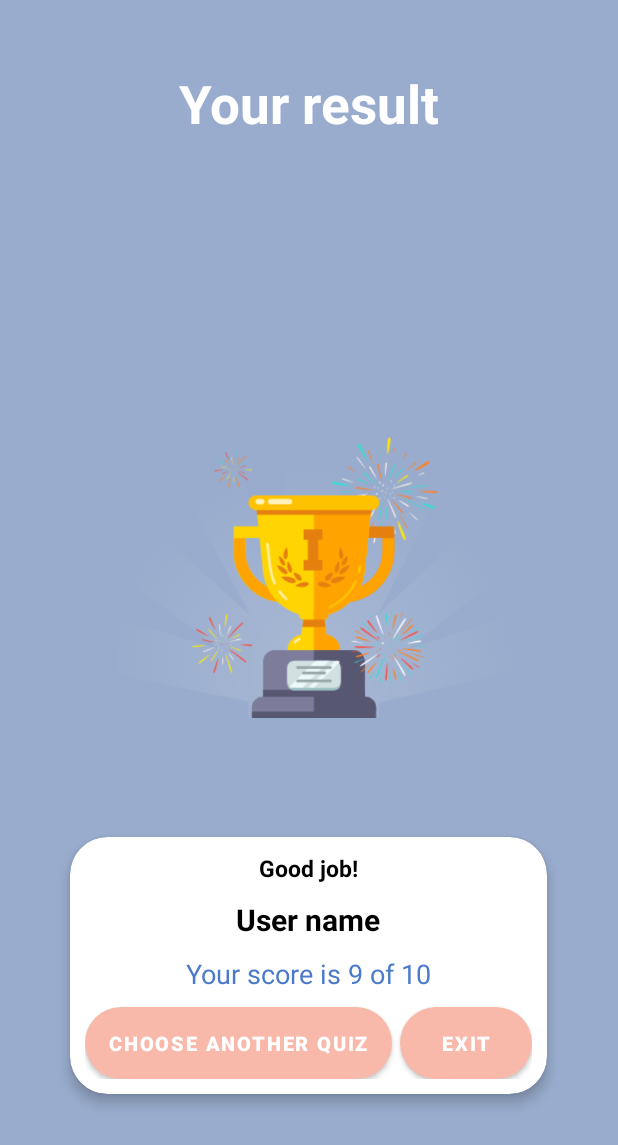
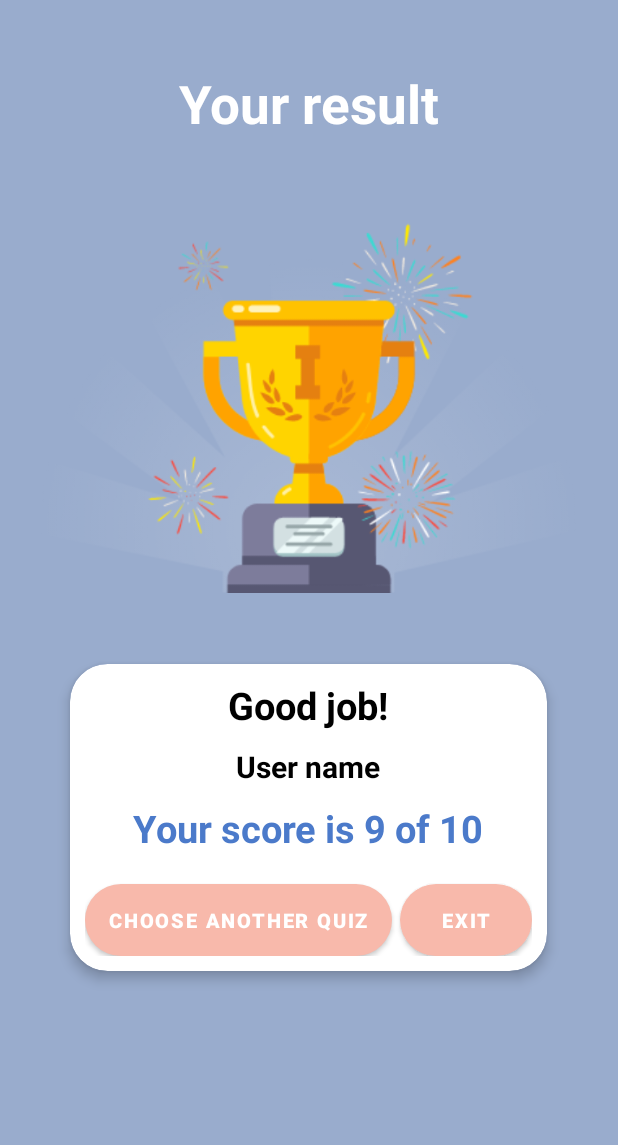
Before and after one commit to KoloskovaMariia/OurQuizApp, an Android app: the ResultActivity screen opened directly, with no data from a screen before it, on a phone screen of 412 x 824 dp. Shown: the top 1145 px of the screen. Run offline under Robolectric (Android 15) with nearby library versions, the phone set to English and light mode, and no system bars.

Commit message:
adding some things

```diff
--- a/app/src/main/AndroidManifest.xml
+++ b/app/src/main/AndroidManifest.xml
@@ -9,6 +9,9 @@
         android:roundIcon="@mipmap/ic_launcher_round"
         android:supportsRtl="true"
         android:theme="@style/NoActionBarTheme">
+        <activity
+            android:name=".ChooseActivity"
+            android:exported="false" />
         <activity
             android:name=".SelectActivity"
             android:exported="false" />
--- a/app/src/main/java/com/example/ourquizapp/Question.kt
+++ b/app/src/main/java/com/example/ourquizapp/Question.kt
@@ -2,7 +2,8 @@ package com.example.ourquizapp
 
 data class Question (val id : Int,
                      val question: String,
-                     val image: Int,
+                     val imageQ: Int,
+                     val imageA: Int,
                      val firstOption: String,
                      val secondOption: String,
                      val thirdOption: String,
--- a/app/src/main/java/com/example/ourquizapp/ResultActivity.kt
+++ b/app/src/main/java/com/example/ourquizapp/ResultActivity.kt
@@ -1,5 +1,6 @@
 package com.example.ourquizapp
 
+import android.content.Intent
 import androidx.appcompat.app.AppCompatActivity
 import android.os.Bundle
 import com.example.ourquizapp.databinding.ActivityQuestionBinding
@@ -14,5 +15,6 @@ class ResultActivity : AppCompatActivity() {
 
         binding = ActivityResultBinding.inflate(layoutInflater)
         setContentView(binding.root)
+
     }
 }
--- a/app/src/main/res/drawable/correct_option_border_bg.xml
+++ b/app/src/main/res/drawable/correct_option_border_bg.xml
@@ -2,8 +2,6 @@
 <shape xmlns:tools="http://schemas.android.com/tools"
     xmlns:android="http://schemas.android.com/apk/res/android"
     android:shape="rectangle">
-
     <solid android:color = "@color/green" />
-
     <corners android:radius = "30dp"/>
 </shape>
--- a/app/src/main/res/layout/activity_result.xml
+++ b/app/src/main/res/layout/activity_result.xml
@@ -23,7 +23,7 @@
     <ImageView
         android:id="@+id/iv_trophy"
         android:layout_width="wrap_content"
-        android:layout_height="wrap_content"
+        android:layout_height="350dp"
         android:contentDescription="image"
         android:src="@drawable/ic_trophy"/>
 
@@ -49,7 +49,7 @@
                 android:layout_height="wrap_content"
                 android:text="Good job!"
                 android:textColor="@color/black"
-                android:textSize="15sp"
+                android:textSize="25sp"
                 android:textStyle="bold"
                 android:gravity="center"
                 />
@@ -72,9 +72,9 @@
                 android:layout_height="wrap_content"
                 android:layout_marginTop="10dp"
                 android:textColor="@color/DarkerSkyBlue"
-                android:textSize="18sp"
+                android:textSize="25sp"
                 android:text="Your score is 9 of 10"
-                android:textStyle="normal"
+                android:textStyle="bold"
                 />
 
             <LinearLayout
@@ -82,12 +82,13 @@
                 android:layout_height="wrap_content"
                 android:orientation="horizontal"
                 android:gravity="center_horizontal"
+                android:layout_marginTop="10dp"
                 >
 
                 <Button
                     android:id="@+id/another_button"
                     android:layout_width="wrap_content"
-                    android:layout_height="match_parent"
+                    android:layout_height="wrap_content"
                     android:layout_marginTop="10dp"
                     android:layout_marginEnd="5dp"
                     android:text="Choose another quiz"
@@ -98,7 +99,7 @@
                 <Button
                     android:id="@+id/exit"
                     android:layout_width="wrap_content"
-                    android:layout_height="match_parent"
+                    android:layout_height="wrap_content"
                     android:layout_marginTop="10dp"
                     android:text="Exit"
                     android:textSize="13sp"
```
Also changed, not shown: app/src/main/java/com/example/ourquizapp/ChooseActivity.kt (added, +11 -0 lines), app/src/main/java/com/example/ourquizapp/Constants.kt (+11 -1 lines), app/src/main/java/com/example/ourquizapp/QuestionsActivity.kt (+22 -4 lines), app/src/main/res/layout/activity_choose.xml (added, +9 -0 lines), app/src/main/res/drawable/ic_trophy.png, app/src/main/res/drawable/trophy.png (deleted).
